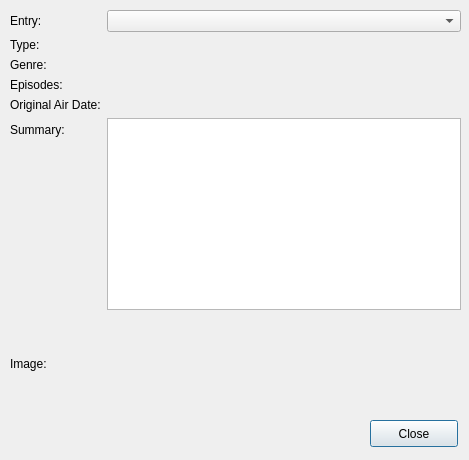
Above: interfaces/ui/infoDialog.ui from HarHar/Futaam before the change. Below: the same form after it.
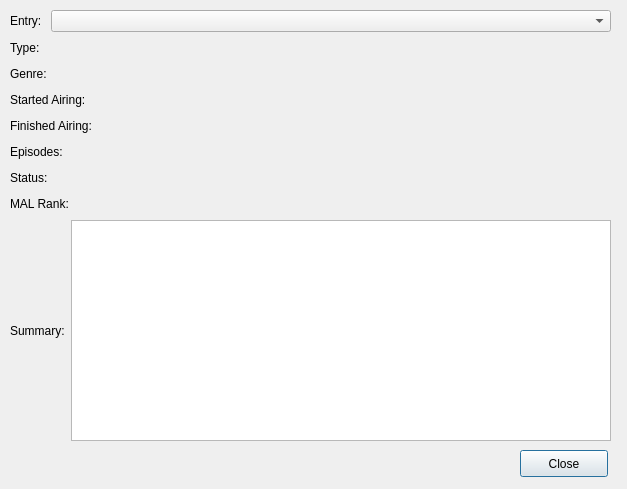
That is the form after the change.

Commit message: moved picture in the info dialog and added some more factoids

```diff
--- a/interfaces/ui/infoDialog.ui
+++ b/interfaces/ui/infoDialog.ui
@@ -6,8 +6,8 @@
    <rect>
     <x>0</x>
     <y>0</y>
-    <width>469</width>
-    <height>460</height>
+    <width>627</width>
+    <height>489</height>
    </rect>
   </property>
   <property name="sizePolicy">
@@ -22,95 +22,291 @@
   <property name="modal">
    <bool>true</bool>
   </property>
+  <widget class="QPushButton" name="closeButton">
+   <property name="geometry">
+    <rect>
+     <x>520</x>
+     <y>450</y>
+     <width>88</width>
+     <height>27</height>
+    </rect>
+   </property>
+   <property name="text">
+    <string>Close</string>
+   </property>
+  </widget>
   <widget class="QWidget" name="verticalLayoutWidget">
    <property name="geometry">
     <rect>
      <x>10</x>
      <y>10</y>
-     <width>451</width>
-     <height>401</height>
+     <width>601</width>
+     <height>431</height>
     </rect>
    </property>
-   <layout class="QVBoxLayout" name="verticalLayout_2">
+   <layout class="QVBoxLayout" name="verticalLayout">
     <item>
-     <layout class="QFormLayout" name="formLayout">
-      <property name="fieldGrowthPolicy">
-       <enum>QFormLayout::AllNonFixedFieldsGrow</enum>
+     <layout class="QHBoxLayout" name="horizontalLayout_7" stretch="0,3">
+      <property name="bottomMargin">
+       <number>0</number>
       </property>
-      <item row="0" column="0">
+      <item>
        <widget class="QLabel" name="label">
         <property name="text">
          <string>Entry: </string>
         </property>
        </widget>
       </item>
-      <item row="0" column="1">
+      <item>
        <widget class="QComboBox" name="entrySelect"/>
       </item>
-      <item row="1" column="0">
+     </layout>
+    </item>
+    <item>
+     <layout class="QHBoxLayout" name="horizontalLayout_5"/>
+    </item>
+    <item>
+     <layout class="QHBoxLayout" name="horizontalLayout_8">
+      <item>
+       <layout class="QVBoxLayout" name="verticalLayout_2">
+        <item>
+         <layout class="QHBoxLayout" name="horizontalLayout_9">
+          <item>
        <widget class="QLabel" name="label_8">
         <property name="text">
          <string>Type:</string>
         </property>
        </widget>
       </item>
-      <item row="1" column="1">
+          <item>
        <widget class="QLabel" name="typeLine">
         <property name="text">
          <string/>
         </property>
        </widget>
       </item>
-      <item row="2" column="0">
+          <item>
+           <spacer name="horizontalSpacer">
+            <property name="orientation">
+             <enum>Qt::Horizontal</enum>
+            </property>
+            <property name="sizeHint" stdset="0">
+             <size>
+              <width>40</width>
+              <height>20</height>
+             </size>
+            </property>
+           </spacer>
+          </item>
+         </layout>
+        </item>
+        <item>
+         <layout class="QHBoxLayout" name="horizontalLayout_4">
+          <item>
        <widget class="QLabel" name="label_6">
         <property name="text">
          <string>Genre: </string>
         </property>
        </widget>
       </item>
-      <item row="2" column="1">
+          <item>
        <widget class="QLabel" name="genreLine">
         <property name="text">
          <string/>
         </property>
        </widget>
       </item>
-      <item row="3" column="0">
+          <item>
+           <spacer name="horizontalSpacer_2">
+            <property name="orientation">
+             <enum>Qt::Horizontal</enum>
+            </property>
+            <property name="sizeHint" stdset="0">
+             <size>
+              <width>40</width>
+              <height>20</height>
+             </size>
+            </property>
+           </spacer>
+          </item>
+         </layout>
+        </item>
+        <item>
+         <layout class="QHBoxLayout" name="horizontalLayout_2">
+          <item>
+           <widget class="QLabel" name="label_7">
+            <property name="text">
+             <string>Started Airing:</string>
+            </property>
+           </widget>
+          </item>
+          <item>
+           <widget class="QLabel" name="dateLine">
+            <property name="text">
+             <string/>
+            </property>
+           </widget>
+          </item>
+          <item>
+           <spacer name="horizontalSpacer_3">
+            <property name="orientation">
+             <enum>Qt::Horizontal</enum>
+            </property>
+            <property name="sizeHint" stdset="0">
+             <size>
+              <width>40</width>
+              <height>20</height>
+             </size>
+            </property>
+           </spacer>
+          </item>
+         </layout>
+        </item>
+        <item>
+         <layout class="QHBoxLayout" name="horizontalLayout_11">
+          <item>
+           <widget class="QLabel" name="label_9">
+            <property name="text">
+             <string>Finished Airing:</string>
+            </property>
+           </widget>
+          </item>
+          <item>
+           <widget class="QLabel" name="endDate">
+            <property name="text">
+             <string/>
+            </property>
+           </widget>
+          </item>
+          <item>
+           <spacer name="horizontalSpacer_7">
+            <property name="orientation">
+             <enum>Qt::Horizontal</enum>
+            </property>
+            <property name="sizeHint" stdset="0">
+             <size>
+              <width>40</width>
+              <height>20</height>
+             </size>
+            </property>
+           </spacer>
+          </item>
+         </layout>
+        </item>
+        <item>
+         <layout class="QHBoxLayout" name="horizontalLayout_3">
+          <item>
        <widget class="QLabel" name="label_4">
         <property name="text">
          <string>Episodes:</string>
         </property>
        </widget>
       </item>
-      <item row="3" column="1">
+          <item>
        <widget class="QLabel" name="episodeLine">
         <property name="text">
          <string/>
         </property>
        </widget>
       </item>
-      <item row="4" column="0">
-       <widget class="QLabel" name="label_7">
+          <item>
+           <spacer name="horizontalSpacer_4">
+            <property name="orientation">
+             <enum>Qt::Horizontal</enum>
+            </property>
+            <property name="sizeHint" stdset="0">
+             <size>
+              <width>40</width>
+              <height>20</height>
+             </size>
+            </property>
+           </spacer>
+          </item>
+         </layout>
+        </item>
+        <item>
+         <layout class="QHBoxLayout" name="horizontalLayout_10">
+          <item>
+           <widget class="QLabel" name="label_5">
         <property name="text">
-         <string>Original Air Date:</string>
+             <string>Status:</string>
         </property>
        </widget>
       </item>
-      <item row="4" column="1">
-       <widget class="QLabel" name="dateLine">
+          <item>
+           <widget class="QLabel" name="statusLine">
         <property name="text">
          <string/>
         </property>
        </widget>
       </item>
-      <item row="5" column="0">
+          <item>
+           <spacer name="horizontalSpacer_6">
+            <property name="orientation">
+             <enum>Qt::Horizontal</enum>
+            </property>
+            <property name="sizeHint" stdset="0">
+             <size>
+              <width>40</width>
+              <height>20</height>
+             </size>
+            </property>
+           </spacer>
+          </item>
+         </layout>
+        </item>
+        <item>
+         <layout class="QHBoxLayout" name="horizontalLayout_6">
+          <item>
+           <widget class="QLabel" name="label_3">
+            <property name="text">
+             <string>MAL Rank:</string>
+            </property>
+           </widget>
+          </item>
+          <item>
+           <widget class="QLabel" name="malRank">
+            <property name="text">
+             <string/>
+            </property>
+           </widget>
+          </item>
+          <item>
+           <spacer name="horizontalSpacer_5">
+            <property name="orientation">
+             <enum>Qt::Horizontal</enum>
+            </property>
+            <property name="sizeHint" stdset="0">
+             <size>
+              <width>40</width>
+              <height>20</height>
+             </size>
+            </property>
+           </spacer>
+          </item>
+         </layout>
+        </item>
+       </layout>
+      </item>
+      <item>
+       <widget class="QLabel" name="pictureLabel">
+        <property name="text">
+         <string/>
+        </property>
+       </widget>
+      </item>
+     </layout>
+    </item>
+    <item>
+     <layout class="QHBoxLayout" name="horizontalLayout">
+      <item>
        <widget class="QLabel" name="label_2">
         <property name="text">
          <string>Summary:</string>
         </property>
        </widget>
       </item>
-      <item row="5" column="1">
+      <item>
        <widget class="QPlainTextEdit" name="summaryText">
         <property name="readOnly">
          <bool>true</bool>
@@ -119,67 +315,8 @@
       </item>
      </layout>
     </item>
-    <item>
-     <spacer name="verticalSpacer">
-      <property name="orientation">
-       <enum>Qt::Vertical</enum>
-      </property>
-      <property name="sizeHint" stdset="0">
-       <size>
-        <width>20</width>
-        <height>40</height>
-       </size>
-      </property>
-     </spacer>
-    </item>
-    <item>
-     <layout class="QHBoxLayout" name="horizontalLayout_2">
-      <item>
-       <widget class="QLabel" name="label_3">
-        <property name="text">
-         <string>Image:</string>
-        </property>
-       </widget>
-      </item>
-      <item>
-       <widget class="QLabel" name="pictureLabel">
-        <property name="text">
-         <string/>
-        </property>
-       </widget>
-      </item>
-     </layout>
-    </item>
-    <item>
-     <spacer name="verticalSpacer_2">
-      <property name="orientation">
-       <enum>Qt::Vertical</enum>
-      </property>
-      <property name="sizeHint" stdset="0">
-       <size>
-        <width>20</width>
-        <height>40</height>
-       </size>
-      </property>
-     </spacer>
-    </item>
-   </layout>
+   </layout>
   </widget>
-  <widget class="QPushButton" name="closeButton">
-   <property name="geometry">
-    <rect>
-     <x>370</x>
-     <y>420</y>
-     <width>88</width>
-     <height>27</height>
-    </rect>
-   </property>
-   <property name="text">
-    <string>Close</string>
-   </property>
-  </widget>
-  <zorder>closeButton</zorder>
-  <zorder>verticalLayoutWidget</zorder>
  </widget>
  <resources/>
  <connections/>
```
Lines whose indentation alone changed are shown as unchanged. The commit also changes 1 other file.
